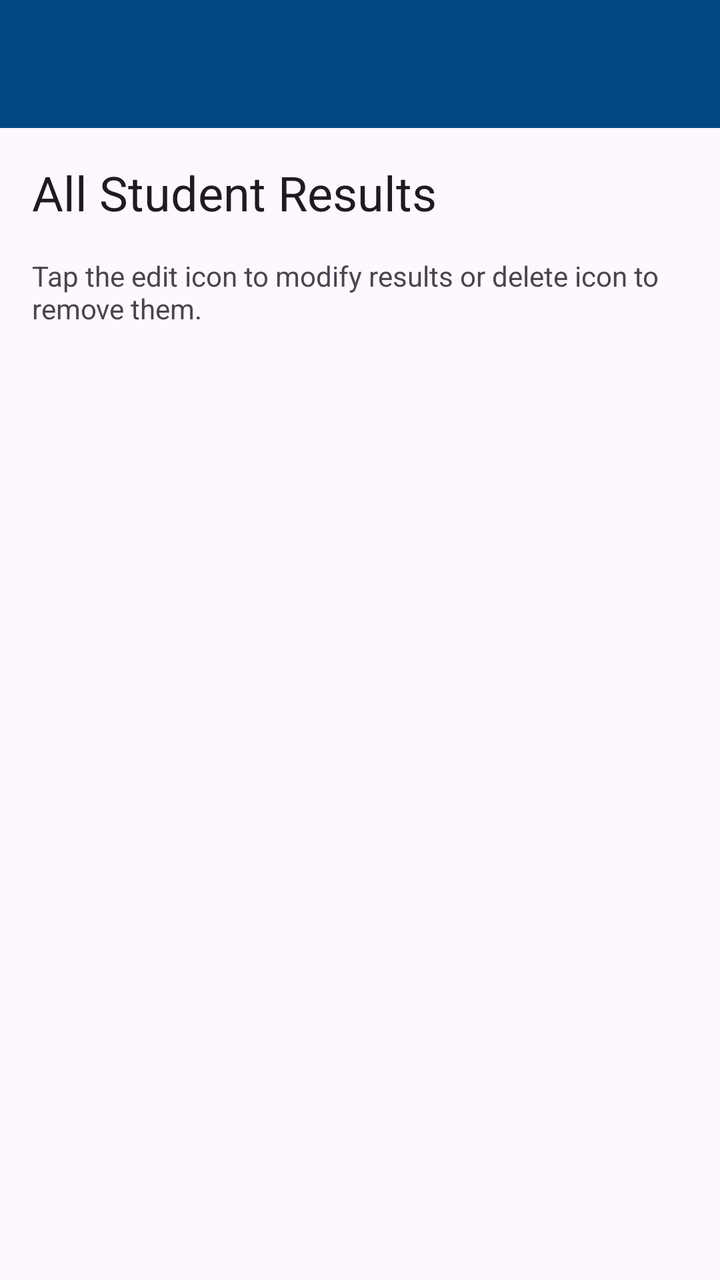
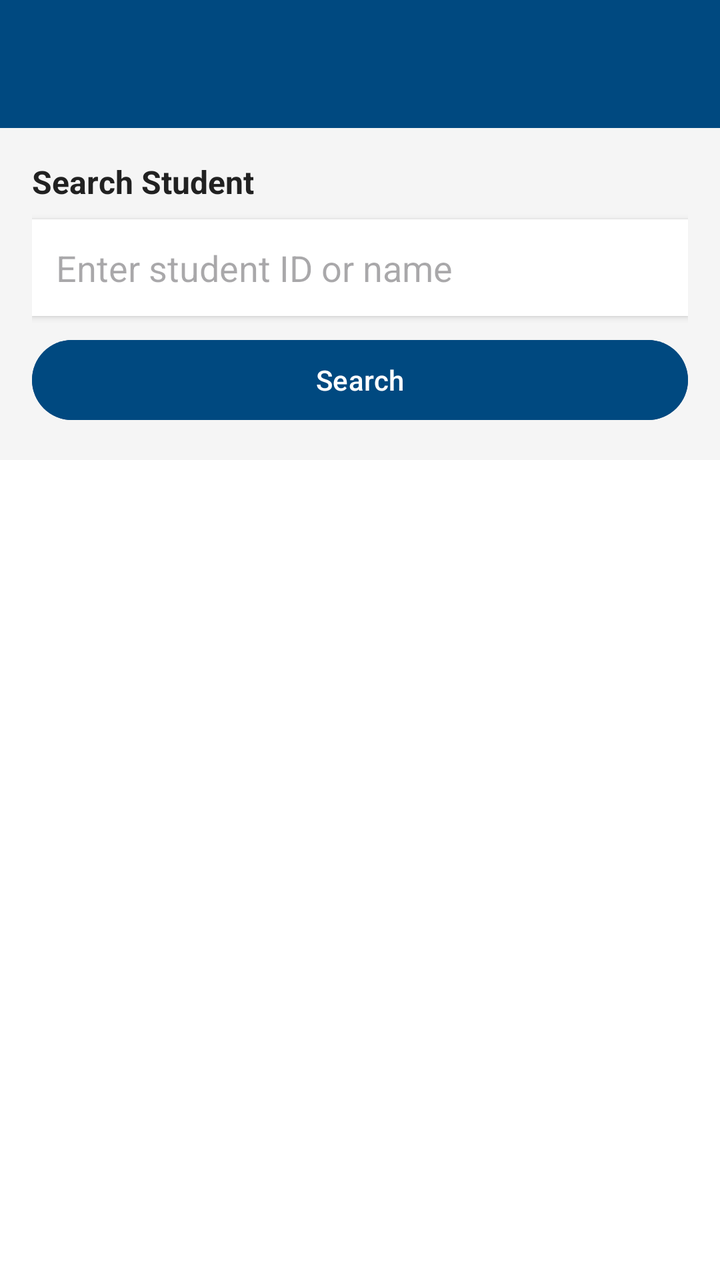

Screens rendered from an Android XML layout before and after an edit, with the pre-edit source and the edit as a unified diff.
<!-- AndroidManifest.xml: application theme Theme.StudentIntelligentSystem -->
<!-- res/layout/activity_view_edit_results.xml -->
<?xml version="1.0" encoding="utf-8"?>
<LinearLayout xmlns:android="http://schemas.android.com/apk/res/android"
    xmlns:app="http://schemas.android.com/apk/res-auto"
    xmlns:tools="http://schemas.android.com/tools"
    android:layout_width="match_parent"
    android:layout_height="match_parent"
    android:orientation="vertical"
    tools:context=".ViewEditResultsActivity">

    <androidx.appcompat.widget.Toolbar
        android:id="@+id/toolbar"
        android:layout_width="match_parent"
        android:layout_height="?attr/actionBarSize"
        android:background="?attr/colorPrimary"
        android:elevation="4dp"
        android:theme="@style/ThemeOverlay.AppCompat.Dark.ActionBar"
        app:popupTheme="@style/ThemeOverlay.AppCompat.Light" />

    <TextView
        android:layout_width="match_parent"
        android:layout_height="wrap_content"
        android:text="All Student Results"
        android:textAppearance="@style/TextAppearance.Material3.HeadlineSmall"
        android:padding="16dp"
        android:textColor="?android:attr/textColorPrimary"/>

    <TextView
        android:layout_width="match_parent"
        android:layout_height="wrap_content"
        android:text="Tap the edit icon to modify results or delete icon to remove them."
        android:textSize="14sp"
        android:paddingStart="16dp"
        android:paddingEnd="16dp"
        android:paddingBottom="8dp"
        android:textColor="?android:attr/textColorSecondary"/>

    <androidx.recyclerview.widget.RecyclerView
        android:id="@+id/rvResults"
        android:layout_width="match_parent"
        android:layout_height="0dp"
        android:layout_weight="1"
        android:padding="8dp"
        android:clipToPadding="false"/>

</LinearLayout>
<!-- resources referenced by this layout -->
<resources>
  <style name="Theme.StudentIntelligentSystem" parent="Base.Theme.StudentIntelligentSystem" />
  <style name="Base.Theme.StudentIntelligentSystem" parent="Theme.Material3.DayNight.NoActionBar">
          
          <item name="colorPrimary">@color/primaryColor</item>
          <item name="colorOnPrimary">@color/white</item>
          <item name="colorPrimaryContainer">@color/primaryColor</item>
          <item name="colorOnPrimaryContainer">@color/white</item>
          <item name="colorSecondary">@color/primaryColor</item>
          <item name="colorOnSecondary">@color/white</item>
      </style>
  <color name="primaryColor">#004980</color>
  <color name="white">#FFFFFFFF</color>
</resources>

<!-- the commit's change to res/layout/activity_view_edit_results.xml (unified diff, before → after) -->
@@ -1,10 +1,10 @@
 <?xml version="1.0" encoding="utf-8"?>
-<LinearLayout xmlns:android="http://schemas.android.com/apk/res/android"
+<RelativeLayout xmlns:android="http://schemas.android.com/apk/res/android"
     xmlns:app="http://schemas.android.com/apk/res-auto"
     xmlns:tools="http://schemas.android.com/tools"
     android:layout_width="match_parent"
     android:layout_height="match_parent"
-    android:orientation="vertical"
+    android:background="#FFFFFF"
     tools:context=".ViewEditResultsActivity">
 
     <androidx.appcompat.widget.Toolbar
@@ -16,30 +16,60 @@
         android:theme="@style/ThemeOverlay.AppCompat.Dark.ActionBar"
         app:popupTheme="@style/ThemeOverlay.AppCompat.Light" />
 
-    <TextView
+    <LinearLayout
+        android:id="@+id/searchLayout"
         android:layout_width="match_parent"
         android:layout_height="wrap_content"
-        android:text="All Student Results"
-        android:textAppearance="@style/TextAppearance.Material3.HeadlineSmall"
+        android:layout_below="@id/toolbar"
+        android:orientation="vertical"
         android:padding="16dp"
-        android:textColor="?android:attr/textColorPrimary"/>
+        android:background="#F5F5F5">
 
-    <TextView
-        android:layout_width="match_parent"
-        android:layout_height="wrap_content"
-        android:text="Tap the edit icon to modify results or delete icon to remove them."
-        android:textSize="14sp"
-        android:paddingStart="16dp"
-        android:paddingEnd="16dp"
-        android:paddingBottom="8dp"
-        android:textColor="?android:attr/textColorSecondary"/>
+        <TextView
+            android:layout_width="wrap_content"
+            android:layout_height="wrap_content"
+            android:text="Search Student"
+            android:textColor="#212121"
+            android:textSize="16sp"
+            android:textStyle="bold"
+            android:layout_marginBottom="8dp" />
+
+        <EditText
+            android:id="@+id/etSearchStudent"
+            android:layout_width="match_parent"
+            android:layout_height="wrap_content"
+            android:hint="Enter student ID or name"
+            android:inputType="text"
+            android:autofillHints="name"
+            android:padding="12dp"
+            android:background="@android:color/white"
+            android:elevation="2dp" />
+
+        <Button
+            android:id="@+id/btnSearch"
+            android:layout_width="match_parent"
+            android:layout_height="wrap_content"
+            android:text="Search"
+            android:layout_marginTop="8dp"
+            android:backgroundTint="?attr/colorPrimary" />
+    </LinearLayout>
 
     <androidx.recyclerview.widget.RecyclerView
         android:id="@+id/rvResults"
         android:layout_width="match_parent"
-        android:layout_height="0dp"
-        android:layout_weight="1"
+        android:layout_height="match_parent"
+        android:layout_below="@id/searchLayout"
         android:padding="8dp"
-        android:clipToPadding="false"/>
+        android:clipToPadding="false" />
 
-</LinearLayout>
+    <TextView
+        android:id="@+id/tvNoResults"
+        android:layout_width="wrap_content"
+        android:layout_height="wrap_content"
+        android:layout_centerInParent="true"
+        android:text="No results found"
+        android:textColor="#757575"
+        android:textSize="16sp"
+        android:visibility="gone" />
+
+</RelativeLayout>
